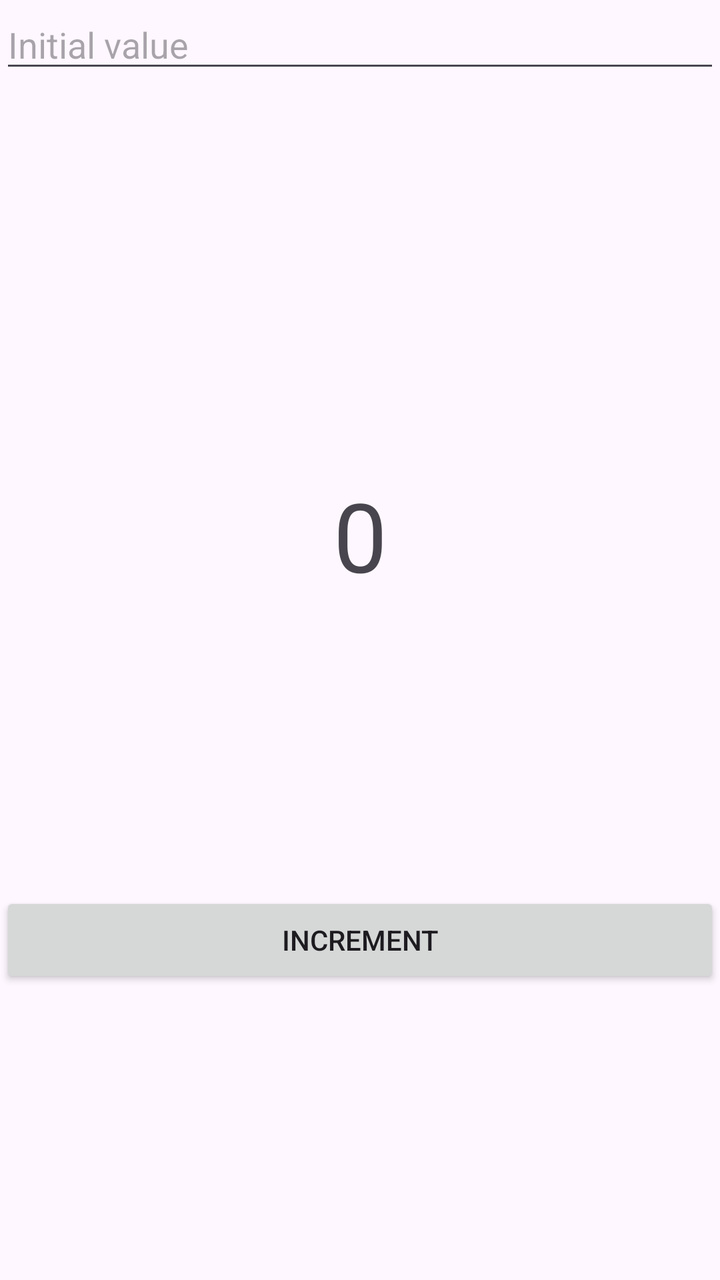
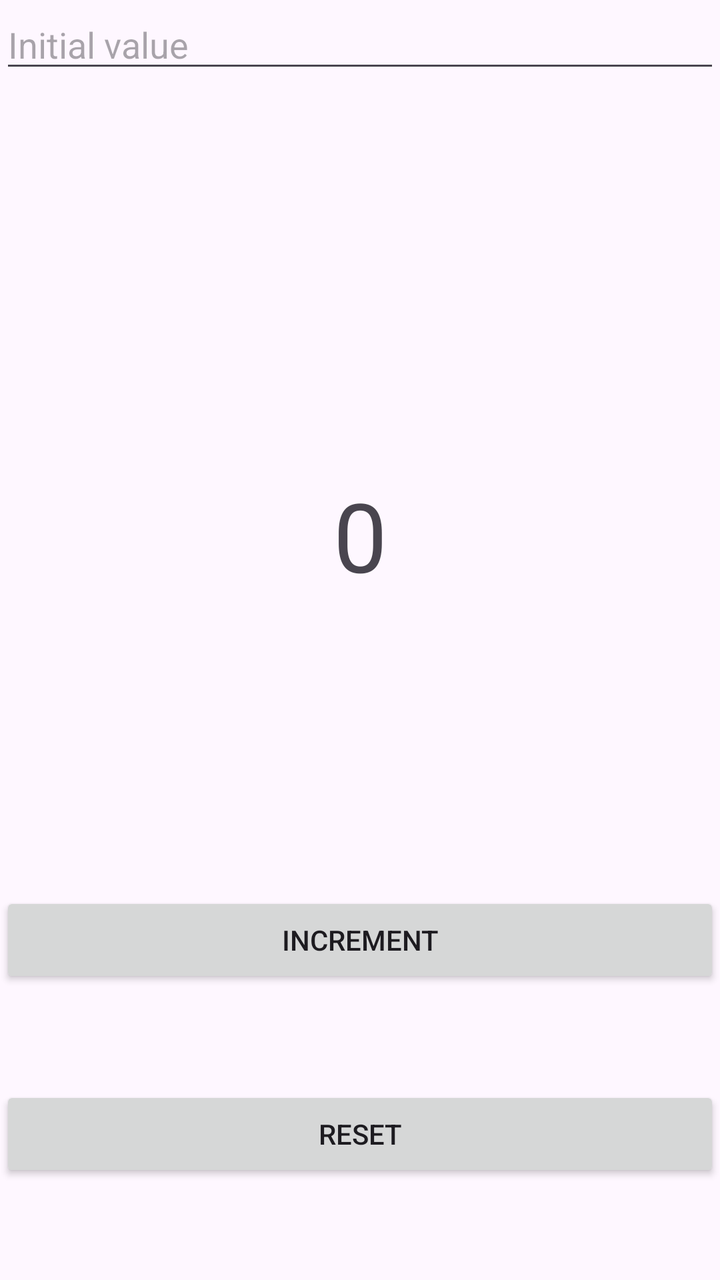

Before-and-after screenshots of an Android layout around one commit, followed by the original layout XML and the change that was made.
<!-- AndroidManifest.xml: application theme Theme.Contador -->
<!-- res/layout/activity_main.xml -->
<?xml version="1.0" encoding="utf-8"?>
<androidx.constraintlayout.widget.ConstraintLayout xmlns:android="http://schemas.android.com/apk/res/android"
    xmlns:app="http://schemas.android.com/apk/res-auto"
    xmlns:tools="http://schemas.android.com/tools"
    android:id="@+id/main"
    android:layout_width="match_parent"
    android:layout_height="match_parent"
    tools:context=".MainActivity">

    <EditText
        android:id="@+id/initial_et"
        android:layout_width="match_parent"
        android:layout_height="wrap_content"
        android:hint="Initial value"
        android:inputType="number"
        app:layout_constraintStart_toStartOf="parent"
        app:layout_constraintEnd_toEndOf="parent"
        app:layout_constraintTop_toTopOf="parent" />

    <TextView
        android:id="@+id/visor_tv"
        android:layout_width="wrap_content"
        android:layout_height="wrap_content"
        android:textSize="48sp"
        android:text="0"
        app:layout_constraintBottom_toBottomOf="@id/increment_bt"
        app:layout_constraintEnd_toEndOf="parent"
        app:layout_constraintStart_toStartOf="parent"
        app:layout_constraintTop_toBottomOf="@id/initial_et"/>
    <Button
        android:id="@+id/increment_bt"
        android:layout_width="match_parent"
        android:layout_height="wrap_content"
        android:text="Increment"
        app:layout_constraintTop_toBottomOf="@id/visor_tv"
        app:layout_constraintBottom_toBottomOf="parent"
        app:layout_constraintStart_toStartOf="parent"
        app:layout_constraintEnd_toEndOf="parent"/>
</androidx.constraintlayout.widget.ConstraintLayout>
<!-- resources referenced by this layout -->
<resources>
  <style name="Theme.Contador" parent="Base.Theme.Contador" />
  <style name="Base.Theme.Contador" parent="Theme.Material3.DayNight.NoActionBar">
          
          
      </style>
</resources>

<!-- the commit's change to res/layout/activity_main.xml (unified diff, before → after) -->
@@ -36,4 +36,14 @@
         app:layout_constraintBottom_toBottomOf="parent"
         app:layout_constraintStart_toStartOf="parent"
         app:layout_constraintEnd_toEndOf="parent"/>
+
+    <Button
+        android:id="@+id/reset_bt"
+        android:layout_width="match_parent"
+        android:layout_height="wrap_content"
+        android:text="Reset"
+        app:layout_constraintTop_toBottomOf="@id/increment_bt"
+        app:layout_constraintBottom_toBottomOf="parent"
+        app:layout_constraintStart_toStartOf="parent"
+        app:layout_constraintEnd_toEndOf="parent"/>
 </androidx.constraintlayout.widget.ConstraintLayout>
